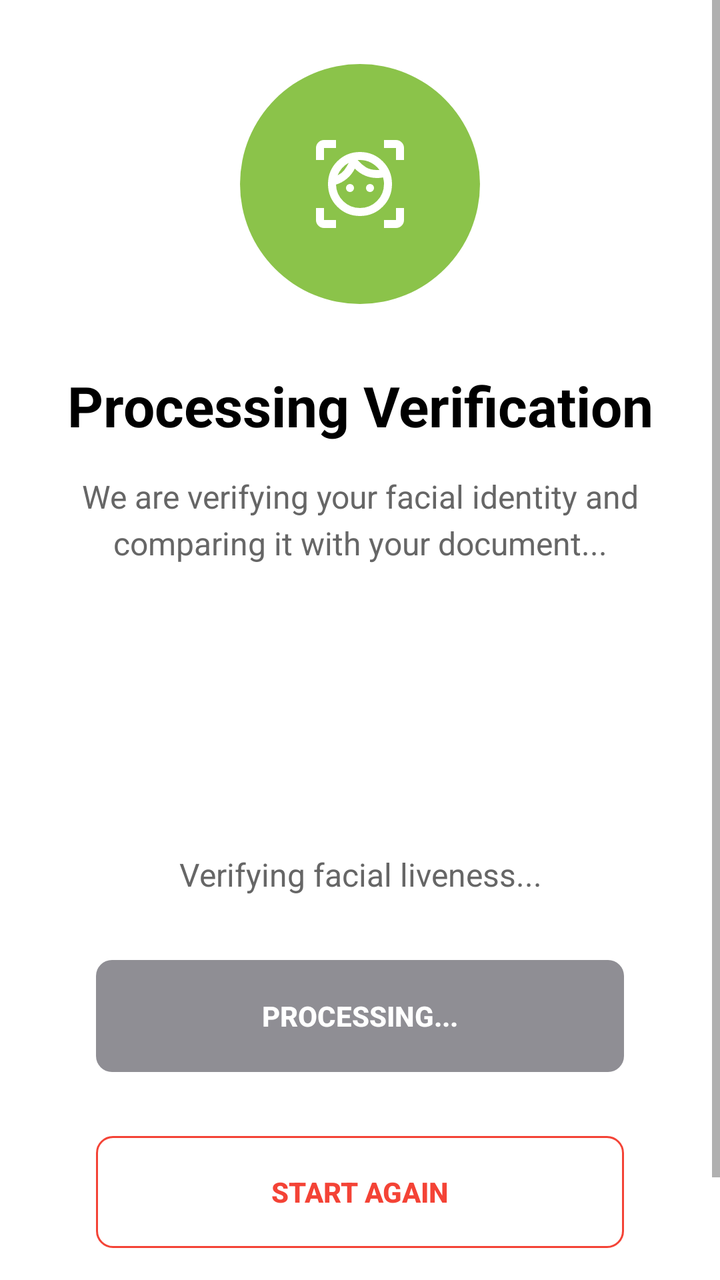
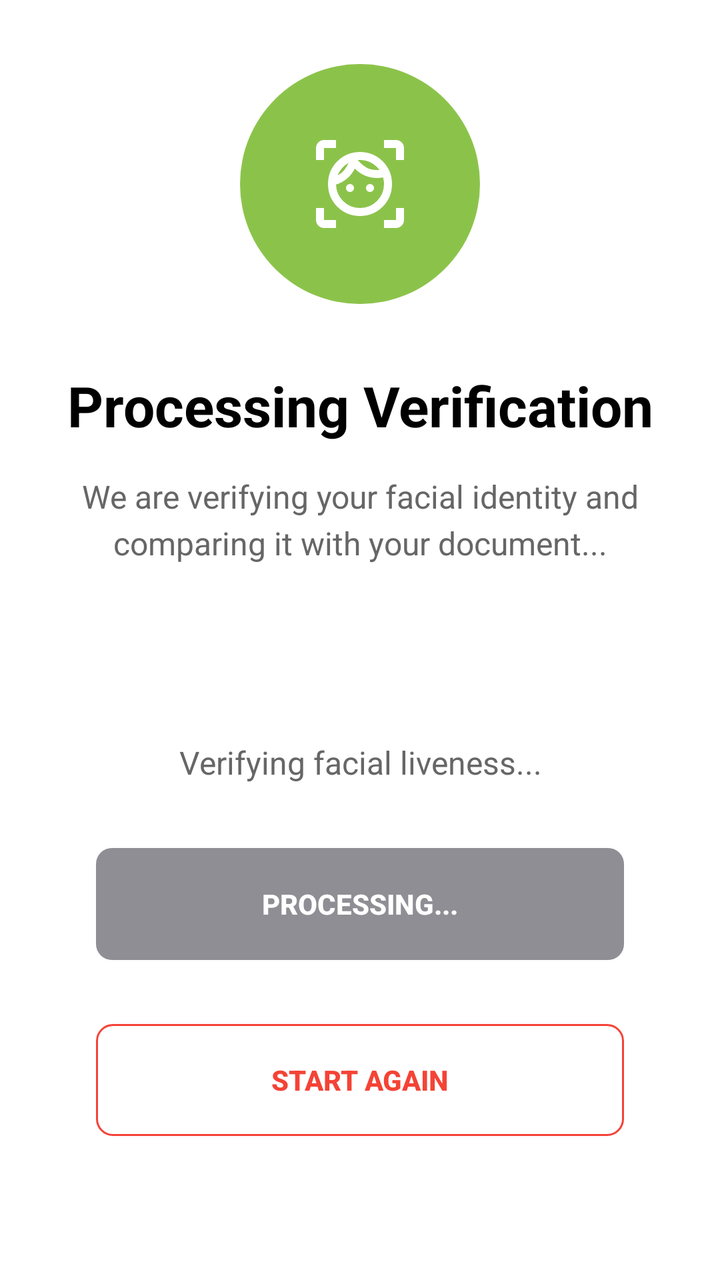

Compare the two renders of this Android layout. The source of the first and the diff that turns it into the second are given below.
<!-- AndroidManifest.xml: application theme Theme.JaakAccessKeyless -->
<!-- res/layout/activity_success_document.xml -->
<?xml version="1.0" encoding="utf-8"?>
<androidx.constraintlayout.widget.ConstraintLayout xmlns:android="http://schemas.android.com/apk/res/android"
    xmlns:app="http://schemas.android.com/apk/res-auto"
    xmlns:tools="http://schemas.android.com/tools"
    android:id="@+id/viewContainer"
    android:layout_width="match_parent"
    android:layout_height="match_parent"
    android:background="@color/white"
    tools:context="com.jaak.kyc.ui.view.VerifyOcrDocumentActivity">

    <androidx.constraintlayout.widget.ConstraintLayout
        android:id="@+id/clSuccess"
        android:layout_width="0dp"
        android:layout_height="0dp"
        android:visibility="gone"
        android:background="@color/white"
        app:layout_constraintBottom_toBottomOf="parent"
        app:layout_constraintEnd_toEndOf="parent"
        app:layout_constraintStart_toStartOf="parent"
        app:layout_constraintTop_toTopOf="parent">

        <ScrollView
            android:layout_width="0dp"
            android:layout_height="0dp"
            android:fillViewport="true"
            app:layout_constraintBottom_toBottomOf="parent"
            app:layout_constraintEnd_toEndOf="parent"
            app:layout_constraintStart_toStartOf="parent"
            app:layout_constraintTop_toTopOf="parent">

            <androidx.constraintlayout.widget.ConstraintLayout
                android:layout_width="match_parent"
                android:layout_height="wrap_content"
                android:paddingBottom="24dp">

                
                <View
                    android:id="@+id/vSuccessIcon"
                    android:layout_width="100dp"
                    android:layout_height="100dp"
                    android:layout_marginTop="60dp"
                    android:background="@drawable/bg_success_icon"
                    app:layout_constraintEnd_toEndOf="parent"
                    app:layout_constraintStart_toStartOf="parent"
                    app:layout_constraintTop_toTopOf="parent" />

                
                <TextView
                    android:id="@+id/tvSuccessTitle"
                    android:layout_width="0dp"
                    android:layout_height="wrap_content"
                    android:layout_marginStart="24dp"
                    android:layout_marginTop="32dp"
                    android:layout_marginEnd="24dp"
                    android:text="@string/success_title"
                    android:textSize="28sp"
                    android:textColor="@color/jaak_text_primary"
                    android:textStyle="bold"
                    android:gravity="center"
                    app:layout_constraintEnd_toEndOf="parent"
                    app:layout_constraintStart_toStartOf="parent"
                    app:layout_constraintTop_toBottomOf="@+id/vSuccessIcon" />

                
                <TextView
                    android:id="@+id/tvCongratulation"
                    android:layout_width="0dp"
                    android:layout_height="wrap_content"
                    android:layout_marginStart="24dp"
                    android:layout_marginTop="8dp"
                    android:layout_marginEnd="24dp"
                    android:text="@string/success_congratulations"
                    android:textSize="18sp"
                    android:textColor="@color/jaak_text_secondary"
                    android:gravity="center"
                    app:layout_constraintEnd_toEndOf="parent"
                    app:layout_constraintStart_toStartOf="parent"
                    app:layout_constraintTop_toBottomOf="@+id/tvSuccessTitle" />

                
                <TextView
                    android:id="@+id/tvDescription"
                    android:layout_width="0dp"
                    android:layout_height="wrap_content"
                    android:layout_marginStart="24dp"
                    android:layout_marginTop="24dp"
                    android:layout_marginEnd="24dp"
                    android:text="@string/success_description"
                    android:textSize="16sp"
                    android:textColor="@color/jaak_text_secondary"
                    android:gravity="center"
                    android:lineSpacingMultiplier="1.3"
                    app:layout_constraintEnd_toEndOf="parent"
                    app:layout_constraintStart_toStartOf="parent"
                    app:layout_constraintTop_toBottomOf="@+id/tvCongratulation" />

                
                <LinearLayout
                    android:id="@+id/llVerificationSteps"
                    android:layout_width="0dp"
                    android:layout_height="wrap_content"
                    android:layout_marginStart="24dp"
                    android:layout_marginTop="32dp"
                    android:layout_marginEnd="24dp"
                    android:orientation="vertical"
                    app:layout_constraintEnd_toEndOf="parent"
                    app:layout_constraintStart_toStartOf="parent"
                    app:layout_constraintTop_toBottomOf="@+id/tvDescription">

                    
                    <LinearLayout
                        android:layout_width="match_parent"
                        android:layout_height="wrap_content"
                        android:background="@drawable/bg_verification_item"
                        android:gravity="center_vertical"
                        android:orientation="horizontal"
                        android:padding="16dp"
                        android:layout_marginBottom="12dp">

                        <View
                            android:layout_width="48dp"
                            android:layout_height="48dp"
                            android:background="@drawable/bg_verification_document" />

                        <LinearLayout
                            android:layout_width="0dp"
                            android:layout_height="wrap_content"
                            android:layout_marginStart="16dp"
                            android:layout_weight="1"
                            android:orientation="vertical">

                            <TextView
                                android:layout_width="wrap_content"
                                android:layout_height="wrap_content"
                                android:text="@string/verification_document_verified"
                                android:textColor="@color/jaak_text_primary"
                                android:textSize="16sp"
                                android:textStyle="bold"
                                />

                            <TextView
                                android:layout_width="wrap_content"
                                android:layout_height="wrap_content"
                                android:layout_marginTop="4dp"
                                android:text="@string/status_completed"
                                android:textColor="@color/jaak_text_secondary"
                                android:textSize="14sp"
                                />

                        </LinearLayout>

                        <ImageView
                            android:layout_width="24dp"
                            android:layout_height="24dp"
                            android:src="@drawable/ic_check_small"
                            android:contentDescription="@string/status_completed" />

                    </LinearLayout>

                    
                    <LinearLayout
                        android:layout_width="match_parent"
                        android:layout_height="wrap_content"
                        android:background="@drawable/bg_verification_item"
                        android:gravity="center_vertical"
                        android:orientation="horizontal"
                        android:padding="16dp"
                        android:layout_marginBottom="12dp">

                        <View
                            android:layout_width="48dp"
                            android:layout_height="48dp"
                            android:background="@drawable/bg_verification_identity" />

                        <LinearLayout
                            android:layout_width="0dp"
                            android:layout_height="wrap_content"
                            android:layout_marginStart="16dp"
                            android:layout_weight="1"
                            android:orientation="vertical">

                            <TextView
                                android:layout_width="wrap_content"
                                android:layout_height="wrap_content"
                                android:text="@string/verification_identity_confirmed"
                                android:textColor="@color/jaak_text_primary"
                                android:textSize="16sp"
                                android:textStyle="bold"
                                />

                            <TextView
                                android:layout_width="wrap_content"
                                android:layout_height="wrap_content"
                                android:layout_marginTop="4dp"
                                android:text="@string/status_completed"
                                android:textColor="@color/jaak_text_secondary"
                                android:textSize="14sp"
                                />

                        </LinearLayout>

                        <ImageView
                            android:layout_width="24dp"
                            android:layout_height="24dp"
                            android:src="@drawable/ic_check_small"
                            android:contentDescription="@string/status_completed" />

                    </LinearLayout>

                    
                    <LinearLayout
                        android:layout_width="match_parent"
                        android:layout_height="wrap_content"
                        android:background="@drawable/bg_verification_item"
                        android:gravity="center_vertical"
                        android:orientation="horizontal"
                        android:padding="16dp">

                        <View
                            android:layout_width="48dp"
                            android:layout_height="48dp"
                            android:background="@drawable/bg_verification_completed" />

                        <LinearLayout
                            android:layout_width="0dp"
                            android:layout_height="wrap_content"
                            android:layout_marginStart="16dp"
                            android:layout_weight="1"
                            android:orientation="vertical">

                            <TextView
                                android:layout_width="wrap_content"
                                android:layout_height="wrap_content"
                                android:text="@string/verification_process_completed"
                                android:textColor="@color/jaak_text_primary"
                                android:textSize="16sp"
                                android:textStyle="bold"
                                />

                            <TextView
                                android:layout_width="wrap_content"
                                android:layout_height="wrap_content"
                                android:layout_marginTop="4dp"
                                android:text="@string/status_completed"
                                android:textColor="@color/jaak_text_secondary"
                                android:textSize="14sp"
                                />

                        </LinearLayout>

                        <ImageView
                            android:layout_width="24dp"
                            android:layout_height="24dp"
                            android:src="@drawable/ic_check_small"
                            android:contentDescription="@string/status_completed" />

                    </LinearLayout>

                </LinearLayout>

                
                <androidx.appcompat.widget.AppCompatButton
                    android:id="@+id/btnFinishSuccess"
                    style="@style/ButtonSuccess"
                    android:layout_width="0dp"
                    android:layout_height="56dp"
                    android:layout_marginStart="24dp"
                    android:layout_marginEnd="24dp"
                    android:layout_marginBottom="16dp"
                    android:text="@string/btn_finish"
                    app:layout_constraintBottom_toTopOf="@+id/btnStartAgain"
                    app:layout_constraintEnd_toEndOf="parent"
                    app:layout_constraintStart_toStartOf="parent" />

                <androidx.appcompat.widget.AppCompatButton
                    android:id="@+id/btnStartAgain"
                    style="@style/ButtonSecondary"
                    android:layout_width="0dp"
                    android:layout_height="56dp"
                    android:layout_marginStart="24dp"
                    android:layout_marginEnd="24dp"
                    android:layout_marginBottom="48dp"
                    android:text="@string/btn_start_again"
                    app:layout_constraintBottom_toBottomOf="parent"
                    app:layout_constraintEnd_toEndOf="parent"
                    app:layout_constraintStart_toStartOf="parent" />

            </androidx.constraintlayout.widget.ConstraintLayout>

        </ScrollView>

    </androidx.constraintlayout.widget.ConstraintLayout>

    <androidx.constraintlayout.widget.ConstraintLayout
        android:id="@+id/clProgress"
        android:layout_width="0dp"
        android:layout_height="0dp"
        android:visibility="visible"
        android:background="@color/white"
        app:layout_constraintBottom_toBottomOf="parent"
        app:layout_constraintEnd_toEndOf="parent"
        app:layout_constraintStart_toStartOf="parent"
        app:layout_constraintTop_toTopOf="parent">

        <ScrollView
            android:layout_width="0dp"
            android:layout_height="0dp"
            android:fillViewport="true"
            app:layout_constraintBottom_toBottomOf="parent"
            app:layout_constraintEnd_toEndOf="parent"
            app:layout_constraintStart_toStartOf="parent"
            app:layout_constraintTop_toTopOf="parent">

            <androidx.constraintlayout.widget.ConstraintLayout
                android:layout_width="match_parent"
                android:layout_height="wrap_content"
                android:paddingBottom="24dp">

                
                <FrameLayout
                    android:id="@+id/vProcessingIcon"
                    android:layout_width="120dp"
                    android:layout_height="120dp"
                    android:layout_marginTop="32dp"
                    android:background="@drawable/bg_security_logo"
                    app:layout_constraintEnd_toEndOf="parent"
                    app:layout_constraintStart_toStartOf="parent"
                    app:layout_constraintTop_toTopOf="parent">

                    <ImageView
                        android:layout_width="48dp"
                        android:layout_height="48dp"
                        android:layout_gravity="center"
                        android:src="@drawable/outline_familiar_face_and_zone_24"
                        android:tint="@android:color/white" />
                </FrameLayout>



                
                <TextView
                    android:id="@+id/tvProcessingTitle"
                    android:layout_width="0dp"
                    android:layout_height="wrap_content"
                    android:layout_marginStart="24dp"
                    android:layout_marginTop="32dp"
                    android:layout_marginEnd="24dp"
                    android:text="@string/processing_verification_title"
                    android:textSize="28sp"
                    android:textColor="@color/jaak_text_primary"
                    android:textStyle="bold"
                    android:gravity="center"
                    app:layout_constraintEnd_toEndOf="parent"
                    app:layout_constraintStart_toStartOf="parent"
                    app:layout_constraintTop_toBottomOf="@+id/vProcessingIcon" />

                
                <TextView
                    android:id="@+id/tvProcessingDescription"
                    android:layout_width="0dp"
                    android:layout_height="wrap_content"
                    android:layout_marginStart="24dp"
                    android:layout_marginTop="16dp"
                    android:layout_marginEnd="24dp"
                    android:text="@string/processing_verification_description"
                    android:textSize="16sp"
                    android:textColor="@color/jaak_text_secondary"
                    android:gravity="center"
                    android:lineSpacingMultiplier="1.2"
                    app:layout_constraintEnd_toEndOf="parent"
                    app:layout_constraintStart_toStartOf="parent"
                    app:layout_constraintTop_toBottomOf="@+id/tvProcessingTitle" />

                
                <androidx.constraintlayout.widget.ConstraintLayout
                    android:id="@+id/clProgressContainer"
                    android:layout_width="0dp"
                    android:layout_height="wrap_content"
                    android:layout_marginStart="24dp"
                    android:layout_marginEnd="24dp"
                    app:layout_constraintBottom_toBottomOf="parent"
                    app:layout_constraintEnd_toEndOf="parent"
                    app:layout_constraintStart_toStartOf="parent"
                    app:layout_constraintTop_toBottomOf="@+id/tvProcessingDescription">

                    
                    <ProgressBar
                        android:id="@+id/loading"
                        android:layout_width="120dp"
                        android:layout_height="120dp"
                        android:indeterminateTint="@color/jaak_success"
                        android:visibility="visible"
                        app:layout_constraintBottom_toTopOf="@+id/tvProcessStatus"
                        app:layout_constraintEnd_toEndOf="parent"
                        app:layout_constraintStart_toStartOf="parent"
                        app:layout_constraintTop_toTopOf="parent"
                        app:layout_constraintVertical_chainStyle="packed" />

                    
                    <TextView
                        android:id="@+id/tvProcessStatus"
                        android:layout_width="0dp"
                        android:layout_height="wrap_content"
                        android:layout_marginStart="24dp"
                        android:layout_marginTop="24dp"
                        android:layout_marginEnd="24dp"
                        android:text="@string/processing_status_liveness"
                        android:textSize="16sp"
                        android:textColor="@color/jaak_text_secondary"
                        android:gravity="center"
                        app:layout_constraintBottom_toTopOf="@+id/btnProcessingVerification"
                        app:layout_constraintEnd_toEndOf="parent"
                        app:layout_constraintStart_toStartOf="parent"
                        app:layout_constraintTop_toBottomOf="@+id/loading" />

                    
                    <androidx.appcompat.widget.AppCompatButton
                        android:id="@+id/btnProcessingVerification"
                        style="@style/ButtonPrimaryDisabled"
                        android:layout_width="0dp"
                        android:layout_height="56dp"
                        android:layout_marginStart="24dp"
                        android:layout_marginTop="32dp"
                        android:layout_marginEnd="24dp"
                        android:layout_marginBottom="32dp"
                        android:text="@string/btn_processing_verification"
                        android:enabled="false"
                        app:layout_constraintBottom_toTopOf="@+id/btnRestartVerification"
                        app:layout_constraintEnd_toEndOf="parent"
                        app:layout_constraintStart_toStartOf="parent"
                        app:layout_constraintTop_toBottomOf="@+id/tvProcessStatus" />

                    
                    <androidx.appcompat.widget.AppCompatButton
                        android:id="@+id/btnRestartVerification"
                        style="@style/ButtonSecondary"
                        android:layout_width="0dp"
                        android:layout_height="56dp"
                        android:layout_marginStart="24dp"
                        android:layout_marginEnd="24dp"
                        android:layout_marginBottom="48dp"
                        android:text="@string/btn_start_again"
                        app:layout_constraintBottom_toBottomOf="parent"
                        app:layout_constraintEnd_toEndOf="parent"
                        app:layout_constraintStart_toStartOf="parent"
                        app:layout_constraintTop_toBottomOf="@+id/btnProcessingVerification" />

                </androidx.constraintlayout.widget.ConstraintLayout>

            </androidx.constraintlayout.widget.ConstraintLayout>

        </ScrollView>

    </androidx.constraintlayout.widget.ConstraintLayout>

</androidx.constraintlayout.widget.ConstraintLayout>
<!-- resources referenced by this layout -->
<resources>
  <color name="jaak_success">#4CAF50</color>
  <color name="jaak_text_primary">#000000</color>
  <color name="jaak_text_secondary">#666666</color>
  <color name="white">#FFFFFF</color>
  <!-- drawable bg_security_logo (drawable) -->
  <?xml version="1.0" encoding="utf-8"?>
  <shape xmlns:android="http://schemas.android.com/apk/res/android"
      android:shape="oval">
      <solid android:color="@color/jaak_security_logo_bg" />
  </shape>
  <!-- drawable ic_check_small (drawable) -->
  <?xml version="1.0" encoding="utf-8"?>
  <vector xmlns:android="http://schemas.android.com/apk/res/android"
      android:width="24dp"
      android:height="24dp"
      android:viewportWidth="24"
      android:viewportHeight="24">
      <path
          android:fillColor="@color/jaak_success"
          android:pathData="M9,16.17L4.83,12l-1.42,1.41L9,19 21,7l-1.41,-1.41z"/>
  </vector>
  <string name="btn_finish">Finish</string>
  <string name="btn_processing_verification">Processing...</string>
  <string name="btn_start_again">Start Again</string>
  <string name="processing_status_liveness">Verifying facial liveness...</string>
  <string name="processing_verification_description">We are verifying your facial identity and comparing it with your document...</string>
  <string name="processing_verification_title">Processing Verification</string>
  <string name="status_completed">Completed</string>
  <string name="success_congratulations">Congratulations!</string>
  <string name="success_description">We are pleased to inform you that the onboarding process has been completed successfully. We have accurately validated your identity and the documents provided, ensuring a reliable experience.</string>
  <string name="success_title">QA Example</string>
  <string name="verification_document_verified">Document Verified</string>
  <string name="verification_identity_confirmed">Identity Confirmed</string>
  <string name="verification_process_completed">Process Completed</string>
  <style name="ButtonPrimaryDisabled" parent="JaakButtonBase">
          <item name="android:background">@drawable/bg_button_continue_disabled</item>
          <item name="android:textColor">@color/jaak_button_disabled_text</item>
          <item name="android:enabled">false</item>
      </style>
  <style name="ButtonSecondary" parent="JaakButton.Secondary" />
  <style name="ButtonSuccess" parent="JaakButton.Success" />
  <color name="jaak_security_logo_bg">#8BC34A</color>
  <color name="green_facial">#ECECE5</color>
  <color name="jaak_button_disabled_text">#FFFFFF</color>
  <style name="JaakButton.Secondary" parent="JaakButtonBase">
          <item name="android:background">@drawable/bg_button_restart</item>
          <item name="android:textColor">@color/jaak_button_restart_text</item>
      </style>
  <style name="JaakButton.Success" parent="JaakButtonBase">
          <item name="android:background">@drawable/bg_button_start_verification</item>
          <item name="android:textColor">@android:color/white</item>
      </style>
  <color name="colorPrimary">#202945</color>
  <color name="colorPrimaryVariant">#1ECAD3</color>
  <color name="colorOnPrimary">#FFFFFF</color>
  <color name="colorSecondary">#655DC6</color>
  <color name="colorSecondaryVariant">#00829B</color>
  <color name="colorOnSecondary">#000000</color>
  <color name="jaak_button_disabled">#8F8E94</color>
  <color name="jaak_button_start_enabled">#4CAF50</color>
  <color name="jaak_button_restart_text">#F44336</color>
  <color name="jaak_button_restart_pressed">#FFEBEE</color>
  <color name="jaak_button_restart_border">#F44336</color>
  <color name="jaak_processing_icon_bg">#8BC34A</color>
  <!-- unchanged entries left out for length: 11 -->
</resources>

<!-- the commit's change to res/layout/activity_success_document.xml (unified diff, before → after) -->
@@ -386,8 +386,7 @@
                     
                     <ProgressBar
                         android:id="@+id/loading"
-                        android:layout_width="120dp"
-                        android:layout_height="120dp"
+                        style="@style/JaakProgressBar.Large"
                         android:indeterminateTint="@color/jaak_success"
                         android:visibility="visible"
                         app:layout_constraintBottom_toTopOf="@+id/tvProcessStatus"
<!-- resource entries referenced after the edit -->
@@ -11,10 +11,9 @@
       <solid android:color="@color/jaak_security_logo_bg" />
   </shape>
   <!-- drawable ic_check_small (drawable) -->
-  <?xml version="1.0" encoding="utf-8"?>
   <vector xmlns:android="http://schemas.android.com/apk/res/android"
-      android:width="24dp"
-      android:height="24dp"
+      android:width="16dp"
+      android:height="16dp"
       android:viewportWidth="24"
       android:viewportHeight="24">
       <path
@@ -41,6 +40,10 @@
       </style>
   <style name="ButtonSecondary" parent="JaakButton.Secondary" />
   <style name="ButtonSuccess" parent="JaakButton.Success" />
+  <style name="JaakProgressBar.Large">
+          <item name="android:layout_width">64dp</item>
+          <item name="android:layout_height">64dp</item>
+      </style>
   <color name="jaak_security_logo_bg">#8BC34A</color>
   <color name="green_facial">#ECECE5</color>
   <color name="jaak_button_disabled_text">#FFFFFF</color>
